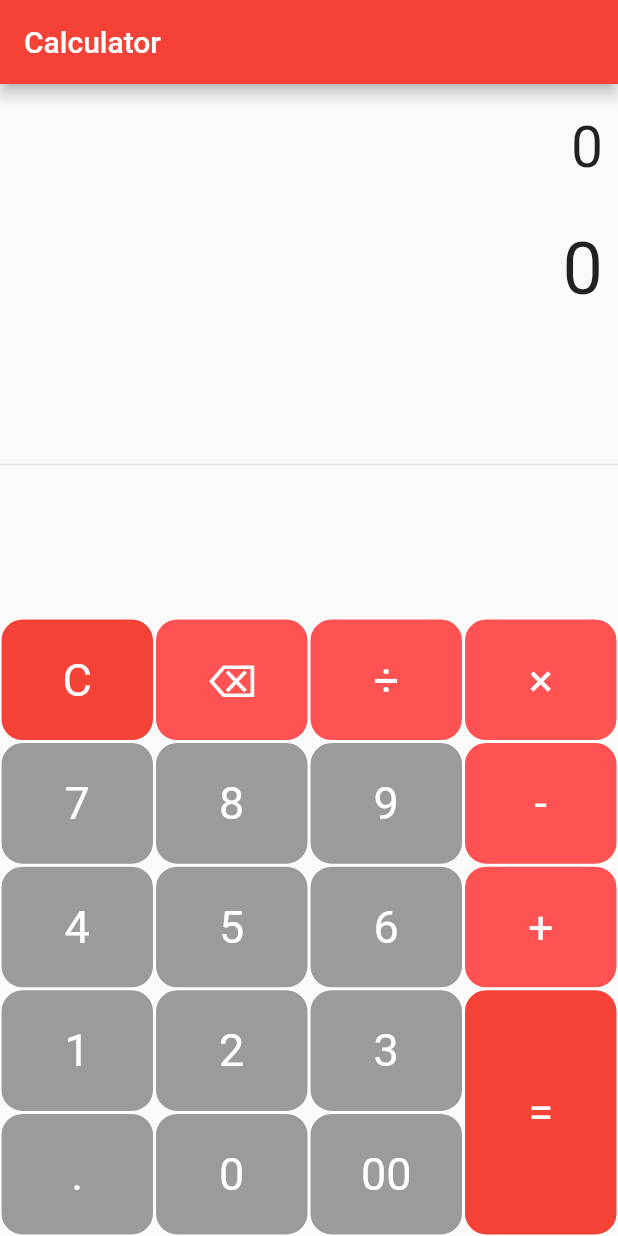
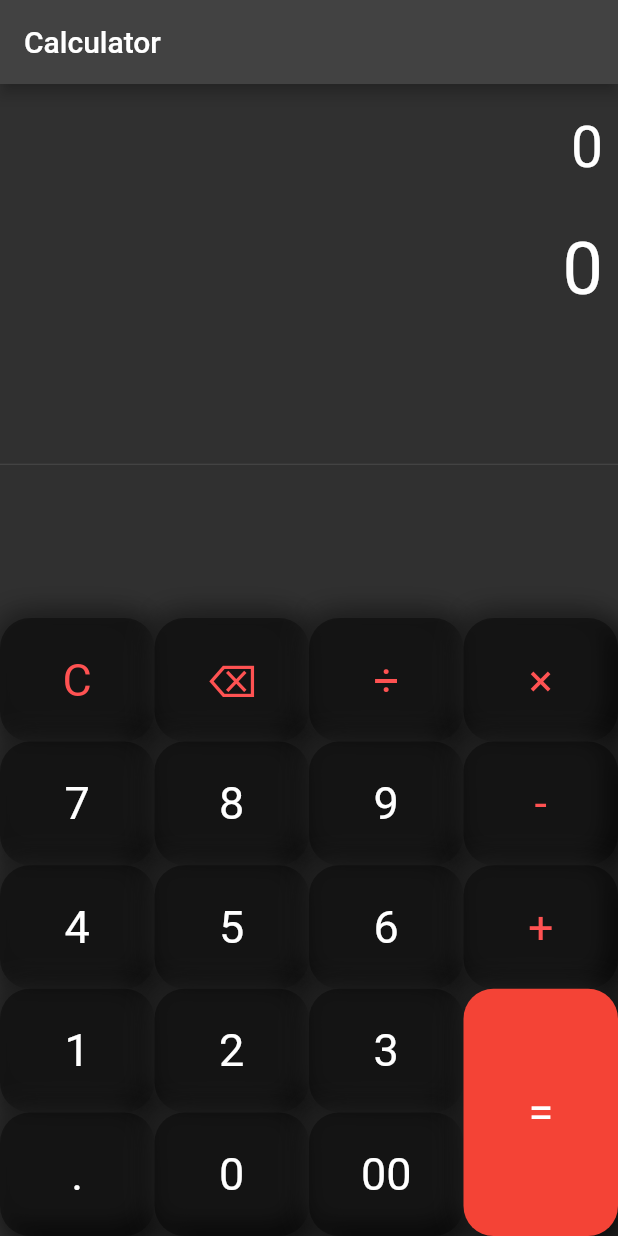
Before and after one commit to xhulianokoci/CalculatorApp, a Flutter app: the screen it shows after launch, on a phone screen of 412 x 824 dp. Run offline on Flutter 3.47's test engine with Material 2 defaults, Android fonts, the phone set to English and light mode, and no system bars; our stand-ins replace math_expressions.

Commit message:
Calculator App V1.0

```diff
--- a/lib/main.dart
+++ b/lib/main.dart
@@ -6,14 +6,32 @@ void main(){
 }
 
 class Calculator extends StatelessWidget{
+
+  //Light theme properties
+  //ThemeData _lightTheme = ThemeData(
+  //    brightness: Brightness.light,
+  //    primaryColor: Colors.red
+  //);
+
+  //Dark theme properties
+  ThemeData _darkTheme = ThemeData(
+      brightness: Brightness.dark,
+      primaryColor: Colors.grey[900],
+      buttonTheme: ButtonThemeData(
+          buttonColor: Colors.amber
+      )
+  );
+
+  //Theme builder function
   @override
   Widget build(BuildContext context){
     return MaterialApp(
       debugShowCheckedModeBanner: false,
       title: 'Calculator',
-      theme: ThemeData(primarySwatch: Colors.red),
+      theme: _darkTheme,
       home: SimpleCalulator(),
     );
+
   }
 }
 
@@ -76,14 +94,26 @@ class _SimpleCalulatorState extends State<SimpleCalulator> {
     });
   }
 
-  Widget buildButton(String buttonText, double buttonHeight, Color buttonColor){
+  Widget buildButton(String buttonText, double buttonHeight, Color buttonColor, Color textColor, Color rightShadow, Color leftShadow){
     return Container(
       decoration: BoxDecoration(
-        borderRadius: BorderRadius.circular(15),
+        borderRadius: BorderRadius.circular(20),
+        boxShadow: [
+          BoxShadow(
+            color: rightShadow,
+            offset: Offset(5,5),
+            blurRadius: 15,
+            spreadRadius: 1,
+          ),
+
+          BoxShadow(
+            color: leftShadow,
+            offset: Offset(-4,-4),
+            blurRadius: 15,
+            spreadRadius: 1,
+          )
+        ],
         color: buttonColor,
-        border: Border.all(
-            color: Colors.white
-        ),
 
       ),
       height: MediaQuery.of(context).size.height * 0.1 * buttonHeight,
@@ -95,7 +125,7 @@ class _SimpleCalulatorState extends State<SimpleCalulator> {
           style:  TextStyle(
               fontSize: 30.0,
               fontWeight: FontWeight.normal,
-              color: Colors.white
+              color: textColor
           ),
         ),
       ),
@@ -104,7 +134,8 @@ class _SimpleCalulatorState extends State<SimpleCalulator> {
   @override
   Widget build(BuildContext context) {
     return Scaffold(
-      appBar: AppBar(title: Text('Calculator')),
+      appBar: AppBar(
+          title: Text('Calculator')),
       body: Column(
         children: <Widget>[
 
@@ -133,37 +164,37 @@ class _SimpleCalulatorState extends State<SimpleCalulator> {
                   children: [
                     TableRow(
                       children: [
-                        buildButton("C", 1, Colors.red),
-                        buildButton("⌫", 1, Colors.redAccent),
-                        buildButton("÷", 1, Colors.redAccent),
+                        buildButton("C", 1, Colors.black38, Colors.redAccent, Colors.black, Colors.grey.shade900),
+                        buildButton("⌫", 1, Colors.black38, Colors.redAccent, Colors.black, Colors.grey.shade900),
+                        buildButton("÷", 1, Colors.black38, Colors.redAccent, Colors.black, Colors.grey.shade900),
                       ]
                     ),
                     TableRow(
                         children: [
-                          buildButton("7", 1, Colors.black38),
-                          buildButton("8", 1, Colors.black38),
-                          buildButton("9", 1, Colors.black38),
+                          buildButton("7", 1, Colors.black38, Colors.white, Colors.black, Colors.grey.shade900),
+                          buildButton("8", 1, Colors.black38, Colors.white, Colors.black, Colors.grey.shade900),
+                          buildButton("9", 1, Colors.black38, Colors.white, Colors.black, Colors.grey.shade900),
                         ]
                     ),
                     TableRow(
                         children: [
-                          buildButton("4", 1, Colors.black38),
-                          buildButton("5", 1, Colors.black38),
-                          buildButton("6", 1, Colors.black38),
+                          buildButton("4", 1, Colors.black38, Colors.white, Colors.black, Colors.grey.shade900),
+                          buildButton("5", 1, Colors.black38, Colors.white, Colors.black, Colors.grey.shade900),
+                          buildButton("6", 1, Colors.black38, Colors.white, Colors.black, Colors.grey.shade900),
                         ]
                     ),
                     TableRow(
                         children: [
-                          buildButton("1", 1, Colors.black38),
-                          buildButton("2", 1, Colors.black38),
-                          buildButton("3", 1, Colors.black38),
+                          buildButton("1", 1, Colors.black38, Colors.white, Colors.black, Colors.grey.shade900),
+                          buildButton("2", 1, Colors.black38, Colors.white, Colors.black, Colors.grey.shade900),
+                          buildButton("3", 1, Colors.black38, Colors.white, Colors.black, Colors.grey.shade900),
                         ]
                     ),
                     TableRow(
                         children: [
-                          buildButton(".", 1, Colors.black38),
-                          buildButton("0", 1, Colors.black38),
-                          buildButton("00", 1, Colors.black38),
+                          buildButton(".", 1, Colors.black38, Colors.white, Colors.black, Colors.grey.shade900),
+                          buildButton("0", 1, Colors.black38, Colors.white, Colors.black, Colors.grey.shade900),
+                          buildButton("00", 1, Colors.black38, Colors.white, Colors.black, Colors.grey.shade900),
                         ]
                     ),
                   ],
@@ -175,22 +206,22 @@ class _SimpleCalulatorState extends State<SimpleCalulator> {
                   children: [
                     TableRow(
                       children: [
-                        buildButton("×", 1, Colors.redAccent),
+                        buildButton("×", 1, Colors.black38, Colors.redAccent, Colors.black, Colors.grey.shade900),
                       ]
                     ),
                     TableRow(
                         children: [
-                          buildButton("-", 1, Colors.redAccent),
+                          buildButton("-", 1, Colors.black38, Colors.redAccent, Colors.black, Colors.grey.shade900),
                         ]
                     ),
                     TableRow(
                         children: [
-                          buildButton("+", 1, Colors.redAccent),
+                          buildButton("+", 1, Colors.black38, Colors.redAccent, Colors.black, Colors.grey.shade900),
                         ]
                     ),
                     TableRow(
                         children: [
-                          buildButton("=", 2, Colors.red),
+                          buildButton("=", 2, Colors.red.shade500, Colors.white, Colors.black, Colors.grey.shade900),
                         ]
                     ),
                   ],
```
Also changed, not shown: 1 other file.
